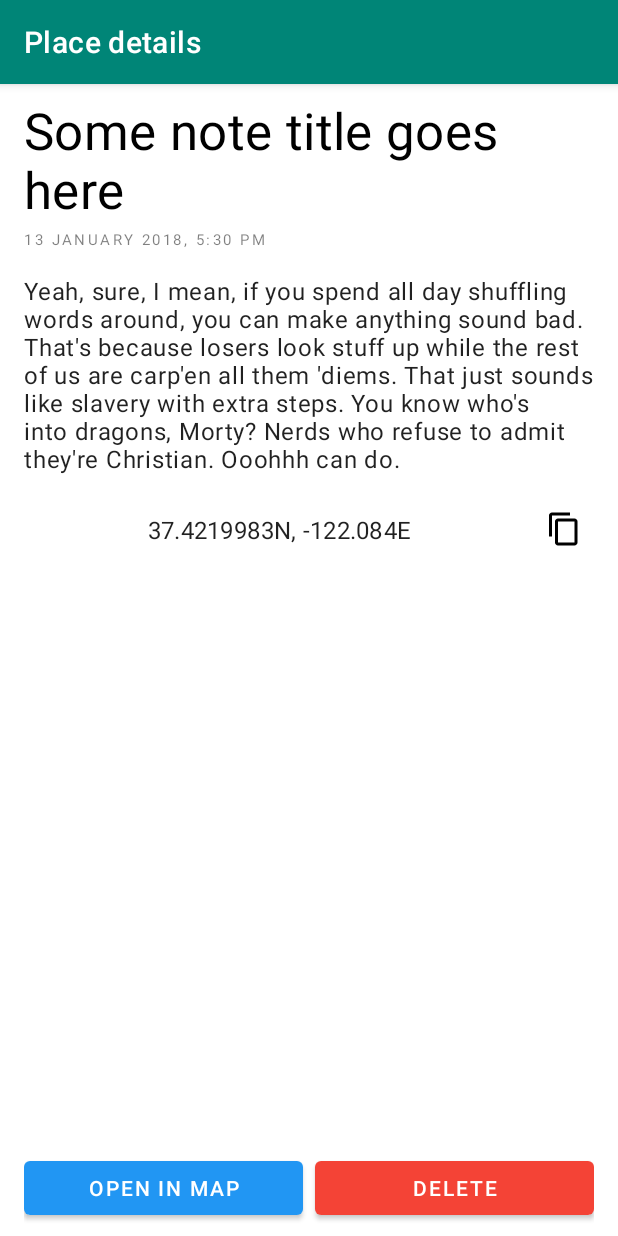
After one commit to VarunBarad/my-places-android, an Android app: the layout activity_place_details.xml on its own in the app's theme, with its tools: preview values and no code run, on a phone screen of 412 x 824 dp. The commit adds this screen. Run offline under Robolectric (Android 15) with nearby library versions, the phone set to English and light mode, and no system bars.

Commit message:
Add Place Details screen

```diff
--- a/app/src/main/AndroidManifest.xml
+++ b/app/src/main/AndroidManifest.xml
@@ -40,5 +40,9 @@
         <activity
             android:name=".screens.add_place.AddPlaceActivity"
             android:parentActivityName=".screens.list_places.ListPlacesActivity" />
+
+        <activity
+            android:name=".screens.place_details.PlaceDetailsActivity"
+            android:parentActivityName=".screens.list_places.ListPlacesActivity" />
     </application>
 </manifest>
--- /dev/null
+++ b/app/src/main/res/layout/activity_place_details.xml
@@ -0,0 +1,157 @@
+<?xml version="1.0" encoding="utf-8"?>
+<layout xmlns:android="http://schemas.android.com/apk/res/android"
+    xmlns:app="http://schemas.android.com/apk/res-auto"
+    xmlns:tools="http://schemas.android.com/tools"
+    tools:context=".screens.place_details.PlaceDetailsActivity">
+
+    <androidx.coordinatorlayout.widget.CoordinatorLayout
+        android:layout_width="match_parent"
+        android:layout_height="match_parent">
+
+        <com.google.android.material.appbar.AppBarLayout
+            android:layout_width="match_parent"
+            android:layout_height="wrap_content"
+            android:theme="@style/AppTheme.AppBarOverlay">
+
+            <androidx.appcompat.widget.Toolbar
+                android:id="@+id/toolbar"
+                android:layout_width="match_parent"
+                android:layout_height="?attr/actionBarSize"
+                android:background="?attr/colorPrimary"
+                app:popupTheme="@style/AppTheme.PopupOverlay"
+                app:title="@string/title_activity_place_details" />
+        </com.google.android.material.appbar.AppBarLayout>
+
+        <FrameLayout
+            android:layout_width="match_parent"
+            android:layout_height="match_parent"
+            app:layout_behavior="@string/appbar_scrolling_view_behavior">
+
+            <androidx.appcompat.widget.LinearLayoutCompat
+                android:id="@+id/container_placeDetails"
+                android:layout_width="match_parent"
+                android:layout_height="match_parent"
+                android:orientation="vertical">
+
+                <androidx.core.widget.NestedScrollView
+                    android:layout_width="match_parent"
+                    android:layout_height="0dp"
+                    android:layout_weight="1">
+
+                    <androidx.constraintlayout.widget.ConstraintLayout
+                        android:layout_width="match_parent"
+                        android:layout_height="wrap_content">
+
+                        <androidx.appcompat.widget.AppCompatTextView
+                            android:id="@+id/textView_name"
+                            style="@style/TextAppearance.MaterialComponents.Headline4"
+                            android:layout_width="0dp"
+                            android:layout_height="wrap_content"
+                            android:layout_marginStart="@dimen/margin_activity_horizontal"
+                            android:layout_marginTop="@dimen/margin_activity_vertical"
+                            android:layout_marginEnd="@dimen/margin_activity_horizontal"
+                            android:textColor="@color/colorTextPrimary"
+                            app:layout_constraintEnd_toEndOf="parent"
+                            app:layout_constraintStart_toStartOf="parent"
+                            app:layout_constraintTop_toTopOf="parent"
+                            tools:text="Some note title goes here" />
+
+                        <androidx.appcompat.widget.AppCompatTextView
+                            android:id="@+id/textView_timestamp"
+                            style="@style/TextAppearance.MaterialComponents.Overline"
+                            android:layout_width="0dp"
+                            android:layout_height="wrap_content"
+                            android:layout_marginStart="@dimen/margin_activity_horizontal"
+                            android:layout_marginTop="@dimen/margin_interElement_vertical"
+                            android:layout_marginEnd="@dimen/margin_activity_horizontal"
+                            android:textColor="@color/colorTextSecondary"
+                            app:layout_constraintEnd_toEndOf="parent"
+                            app:layout_constraintStart_toStartOf="parent"
+                            app:layout_constraintTop_toBottomOf="@id/textView_name"
+                            tools:text="13 January 2018, 5:30 PM" />
+
+                        <androidx.appcompat.widget.AppCompatTextView
+                            android:id="@+id/textView_comment"
+                            style="@style/TextAppearance.MaterialComponents.Body1"
+                            android:layout_width="0dp"
+                            android:layout_height="wrap_content"
+                            android:layout_marginStart="@dimen/margin_activity_horizontal"
+                            android:layout_marginTop="@dimen/margin_interSection_vertical"
+                            android:layout_marginEnd="@dimen/margin_activity_horizontal"
+                            app:layout_constraintEnd_toEndOf="parent"
+                            app:layout_constraintStart_toStartOf="parent"
+                            app:layout_constraintTop_toBottomOf="@id/textView_timestamp"
+                            tools:text="Yeah, sure, I mean, if you spend all day shuffling words around, you can make anything sound bad. That's because losers look stuff up while the rest of us are carp'en all them 'diems. That just sounds like slavery with extra steps. You know who's into dragons, Morty? Nerds who refuse to admit they're Christian. Ooohhh can do." />
+
+                        <androidx.appcompat.widget.AppCompatTextView
+                            android:id="@+id/textView_coordinates"
+                            style="@style/TextAppearance.MaterialComponents.Subtitle1"
+                            android:layout_width="0dp"
+                            android:layout_height="wrap_content"
+                            android:layout_marginStart="@dimen/margin_activity_horizontal"
+                            android:gravity="center"
+                            app:layout_constraintBottom_toBottomOf="@id/button_copyCoordinates"
+                            app:layout_constraintEnd_toStartOf="@id/button_copyCoordinates"
+                            app:layout_constraintStart_toStartOf="parent"
+                            app:layout_constraintTop_toTopOf="@id/button_copyCoordinates"
+                            tools:text="37.4219983N, -122.084E" />
+
+                        <androidx.appcompat.widget.AppCompatImageView
+                            android:id="@+id/button_copyCoordinates"
+                            android:layout_width="wrap_content"
+                            android:layout_height="wrap_content"
+                            android:layout_marginTop="@dimen/margin_interSection_vertical"
+                            android:layout_marginEnd="@dimen/margin_activity_horizontal"
+                            android:background="?attr/selectableItemBackground"
+                            android:clickable="true"
+                            android:focusable="true"
+                            android:padding="8dp"
+                            app:layout_constraintEnd_toEndOf="parent"
+                            app:layout_constraintTop_toBottomOf="@id/textView_comment"
+                            app:srcCompat="@drawable/ic_copy" />
+                    </androidx.constraintlayout.widget.ConstraintLayout>
+                </androidx.core.widget.NestedScrollView>
+
+                <androidx.appcompat.widget.LinearLayoutCompat
+                    android:layout_width="match_parent"
+                    android:layout_height="wrap_content"
+                    android:layout_marginStart="@dimen/margin_activity_horizontal"
+                    android:layout_marginTop="@dimen/margin_interSection_vertical"
+                    android:layout_marginEnd="@dimen/margin_activity_horizontal"
+                    android:layout_marginBottom="@dimen/margin_activity_vertical"
+                    android:orientation="horizontal">
+
+                    <com.google.android.material.button.MaterialButton
+                        android:id="@+id/button_openInMap"
+                        android:layout_width="0dp"
+                        android:layout_height="wrap_content"
+                        android:layout_marginEnd="@dimen/margin_interElement_horizontal"
+                        android:layout_weight="1"
+                        android:text="Open In Map"
+                        app:backgroundTint="@color/colorOpenMap" />
+
+                    <com.google.android.material.button.MaterialButton
+                        android:id="@+id/button_delete"
+                        android:layout_width="0dp"
+                        android:layout_height="wrap_content"
+                        android:layout_marginStart="@dimen/margin_interElement_horizontal"
+                        android:layout_weight="1"
+                        android:text="Delete"
+                        app:backgroundTint="@color/colorDelete" />
+                </androidx.appcompat.widget.LinearLayoutCompat>
+            </androidx.appcompat.widget.LinearLayoutCompat>
+
+            <FrameLayout
+                android:id="@+id/progressBar"
+                android:layout_width="match_parent"
+                android:layout_height="match_parent"
+                tools:visibility="gone">
+
+                <ProgressBar
+                    android:layout_width="wrap_content"
+                    android:layout_height="wrap_content"
+                    android:layout_gravity="center" />
+            </FrameLayout>
+        </FrameLayout>
+    </androidx.coordinatorlayout.widget.CoordinatorLayout>
+</layout>
--- a/app/src/main/res/values/strings.xml
+++ b/app/src/main/res/values/strings.xml
@@ -6,6 +6,7 @@
     <string name="title_activity_create_note">Create new Note</string>
     <string name="title_activity_add_place">Add this place</string>
     <string name="title_activity_note_details">Note details</string>
+    <string name="title_activity_place_details">Place details</string>
 
     <string name="label_save">Save</string>
     <string name="label_title">Title</string>
```
Also changed, not shown: app/src/main/java/com/varunbarad/myplaces/screens/place_details/PlaceDetailsActivity.kt (added, +144 -0 lines), app/src/main/java/com/varunbarad/myplaces/screens/place_details/PlaceDetailsPresenter.kt (added, +119 -0 lines), app/src/main/java/com/varunbarad/myplaces/screens/place_details/PlaceDetailsView.kt (added, +17 -0 lines), app/src/main/java/com/varunbarad/myplaces/screens/place_details/PlaceDetailsViewState.kt (added, +9 -0 lines), app/src/main/java/com/varunbarad/myplaces/util/AndroidUtils.kt (+13 -0 lines).
